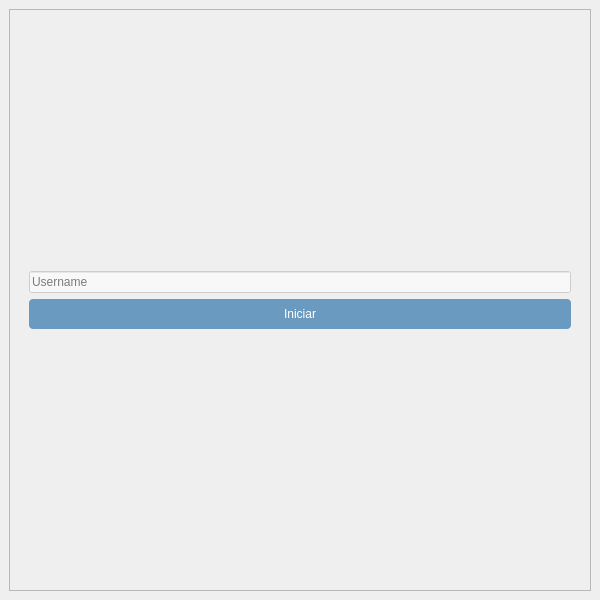
alejoordonez02/counter-strike-2d, file client/ClientInterface.ui: the form before one commit.
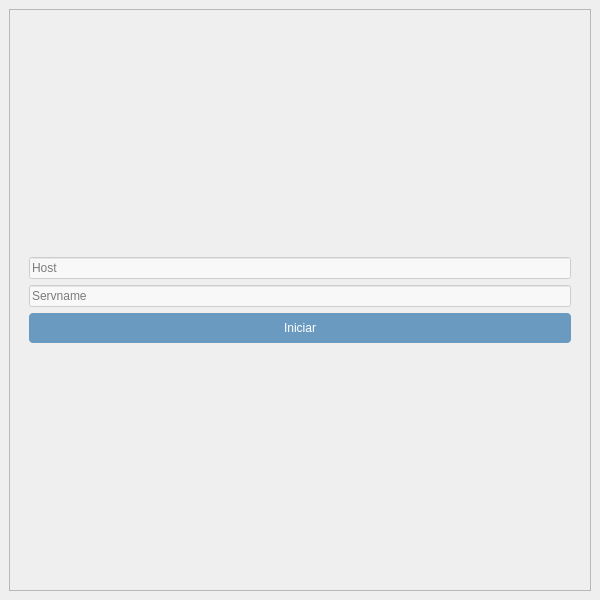
The form after the commit. Icons and pictures are not drawn.

Commit message: Integro interfaz con el cliente

The edit to the form file:
```diff
--- a/client/ClientInterface.ui
+++ b/client/ClientInterface.ui
@@ -46,7 +46,17 @@
           <string notr="true">background-color: rgba(255, 255, 255, 150);</string>
          </property>
          <property name="placeholderText">
-          <string>Username</string>
+          <string>Host</string>
+         </property>
+        </widget>
+       </item>
+       <item>
+        <widget class="QLineEdit" name="servInput">
+         <property name="styleSheet">
+          <string notr="true">background-color: rgba(255, 255, 255, 150);</string>
+         </property>
+         <property name="placeholderText">
+          <string>Servname</string>
          </property>
         </widget>
        </item>
```
Left out of the diff: 2 changed lines with no effect on the pictures. The commit also changes 5 other files.
